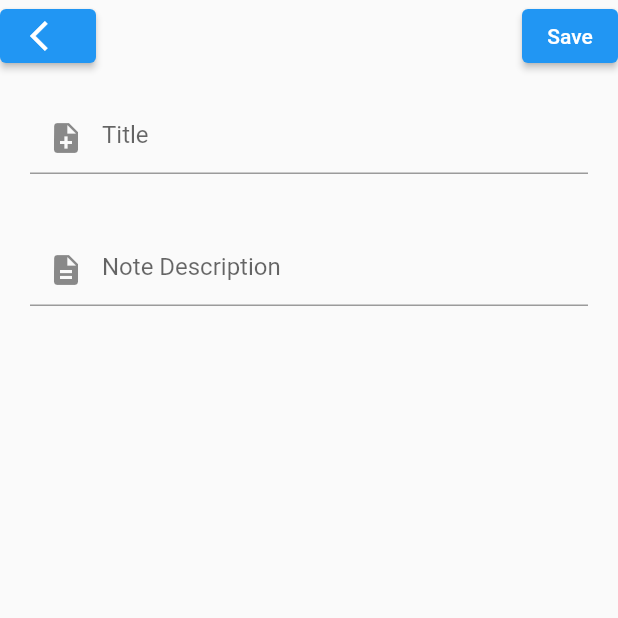
After one commit to ecembostancioglu/note_fb, a Flutter app: the AddNote screen opened directly, on a phone screen of 412 x 824 dp, the top half of it. The commit adds this screen. Run offline on Flutter 3.47's test engine with Material 2 defaults, Android fonts, the phone set to English and light mode, and no system bars; our stand-ins replace cloud_firestore, easy_localization, email_validator, firebase_auth, firebase_core, flutter_screenutil and 2 more; accounts and stored records are empty.

Commit message:
Created Notes collection and Added note to Firestore

```diff
--- a/lib/main.dart
+++ b/lib/main.dart
@@ -11,7 +11,7 @@ Future<void> main() async{
           child: MyApp(),
           saveLocale: true,
           fallbackLocale: AppConstants.EN_LOCALE,
-          supportedLocales: const [
+          supportedLocales: const[
             AppConstants.EN_LOCALE,
             AppConstants.TR_LOCALE ],
           path: AppConstants.LANG_PATH));
--- a/lib/notes/domain/models/our_user.dart
+++ b/lib/notes/domain/models/our_user.dart
@@ -1,5 +1,3 @@
-import 'package:cloud_firestore/cloud_firestore.dart';
-
 class OurUser{
   String uid;
   String userName;
--- /dev/null
+++ b/lib/notes/widgets/add_note.dart
@@ -0,0 +1,94 @@
+import 'package:cloud_firestore/cloud_firestore.dart';
+import 'package:firebase_auth/firebase_auth.dart';
+import 'package:flutter/material.dart';
+import 'package:google_sign_in/google_sign_in.dart';
+import 'package:todo_fb/authentication/service/auth_service.dart';
+
+class AddNote extends StatefulWidget {
+  const AddNote({Key? key}) : super(key: key);
+
+  @override
+  State<AddNote> createState() => _AddNoteState();
+}
+
+class _AddNoteState extends State<AddNote> {
+
+  late String title;
+  late String desc;
+  AuthService authService=AuthService();
+
+
+  void add()async{
+      CollectionReference ref=FirebaseFirestore.instance
+          .collection('Users')
+          .doc(authService.firebaseAuth.currentUser!.uid)
+          .collection('Notes');
+
+    var data={
+      'title':title,
+      'description':desc,
+      'created':DateTime.now(),
+    };
+
+    ref.add(data);
+    Navigator.pop(context);
+
+  }
+
+
+
+
+
+  @override
+  Widget build(BuildContext context) {
+    return Scaffold(
+        body: SafeArea(
+          child: SingleChildScrollView(
+            child: Column(
+              children: [
+                Row(
+                  mainAxisAlignment: MainAxisAlignment.spaceBetween,
+                  children: [
+                    ElevatedButton(onPressed: (){
+                      Navigator.of(context).pop();},
+                        child: Icon(Icons.arrow_back_ios)),
+                    ElevatedButton(onPressed: add,
+                         child: Text('Save'))
+                  ],
+                ),
+                Form(
+                  child:Column(
+                    children: [
+                      Padding(
+                        padding: const EdgeInsets.all(20.0),
+                        child: TextFormField(
+                          decoration: InputDecoration(
+                              hintText:'Title',
+                              prefixIcon: Icon(Icons.note_add)),
+                          onChanged: (val){
+                            title=val;
+                          },
+                        ),
+                      ),
+                      Padding(
+                        padding: const EdgeInsets.all(20.0),
+                        child: TextFormField(
+                          decoration:  InputDecoration(
+                              hintText:'Note Description',
+                              prefixIcon: Icon(Icons.description)),
+                          onChanged: (val){
+                            desc=val;
+                          },
+                        ),
+                      )
+                    ],
+                  ),
+                )
+              ],
+            ),
+          ),
+        ),
+
+    );
+  }
+}
```
Also changed, not shown: lib/authentication/service/auth_service.dart (+5 -6 lines), lib/notes/presentation/view/home_page.dart (+13 -1 lines).
